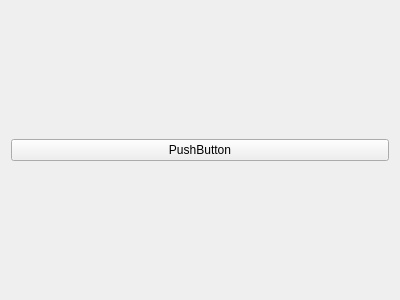
This is gamingWorkout/semaforo.ui in afonsonf/gamingworkout as Qt 5 draws it before an edit. The edited form follows.
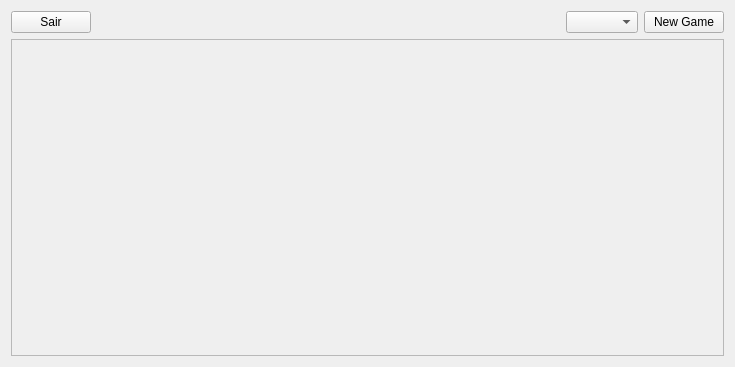
This is the edited form.

```diff
--- a/gamingWorkout/semaforo.ui
+++ b/gamingWorkout/semaforo.ui
@@ -6,19 +6,87 @@
    <rect>
     <x>0</x>
     <y>0</y>
-    <width>400</width>
-    <height>300</height>
+    <width>735</width>
+    <height>367</height>
    </rect>
   </property>
   <property name="windowTitle">
    <string>Form</string>
   </property>
-  <layout class="QVBoxLayout" name="verticalLayout">
+  <layout class="QVBoxLayout" name="verticalLayout" stretch="0,1">
    <item>
-    <widget class="QPushButton" name="pushButton">
-     <property name="text">
-      <string>PushButton</string>
+    <layout class="QHBoxLayout" name="horizontalLayout">
+     <item>
+      <widget class="QPushButton" name="sair">
+       <property name="text">
+        <string>Sair</string>
+       </property>
+      </widget>
+     </item>
+     <item>
+      <spacer name="horizontalSpacer">
+       <property name="orientation">
+        <enum>Qt::Horizontal</enum>
+       </property>
+       <property name="sizeHint" stdset="0">
+        <size>
+         <width>40</width>
+         <height>20</height>
+        </size>
+       </property>
+      </spacer>
+     </item>
+     <item>
+      <widget class="QComboBox" name="comboBox"/>
+     </item>
+     <item>
+      <widget class="QPushButton" name="pushButton_2">
+       <property name="text">
+        <string>New Game</string>
+       </property>
+      </widget>
+     </item>
+    </layout>
+   </item>
+   <item>
+    <widget class="QFrame" name="frame">
+     <property name="frameShape">
+      <enum>QFrame::StyledPanel</enum>
      </property>
+     <property name="frameShadow">
+      <enum>QFrame::Raised</enum>
+     </property>
+     <layout class="QHBoxLayout" name="horizontalLayout_2" stretch="1,4,1">
+      <item>
+       <spacer name="horizontalSpacer_2">
+        <property name="orientation">
+         <enum>Qt::Horizontal</enum>
+        </property>
+        <property name="sizeHint" stdset="0">
+         <size>
+          <width>40</width>
+          <height>20</height>
+         </size>
+        </property>
+       </spacer>
+      </item>
+      <item>
+       <layout class="QGridLayout" name="gridLayout"/>
+      </item>
+      <item>
+       <spacer name="horizontalSpacer_3">
+        <property name="orientation">
+         <enum>Qt::Horizontal</enum>
+        </property>
+        <property name="sizeHint" stdset="0">
+         <size>
+          <width>40</width>
+          <height>20</height>
+         </size>
+        </property>
+       </spacer>
+      </item>
+     </layout>
     </widget>
    </item>
   </layout>
```
